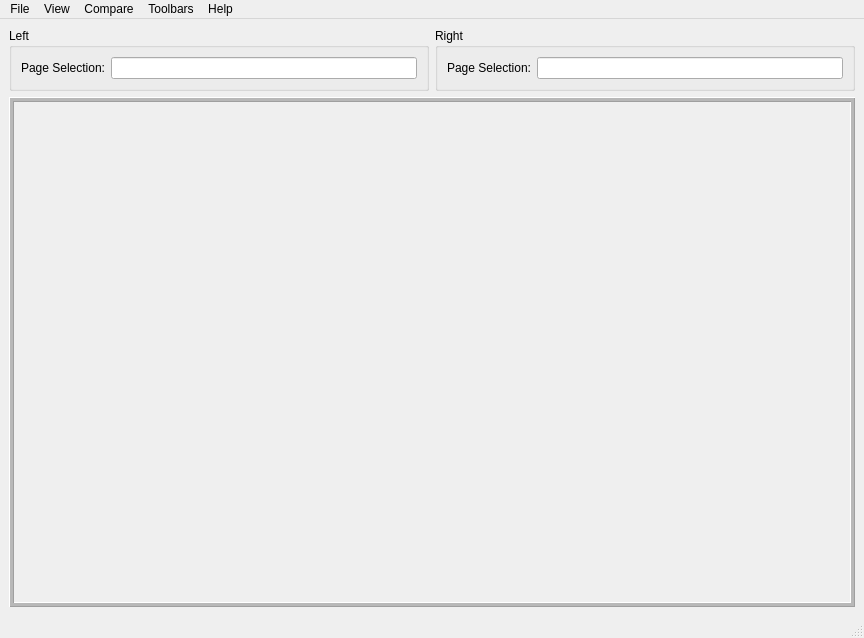
Before: the Qt Designer form Pdf4QtDocDiff/mainwindow.ui in studio-berry/loop, drawn with Qt 5.
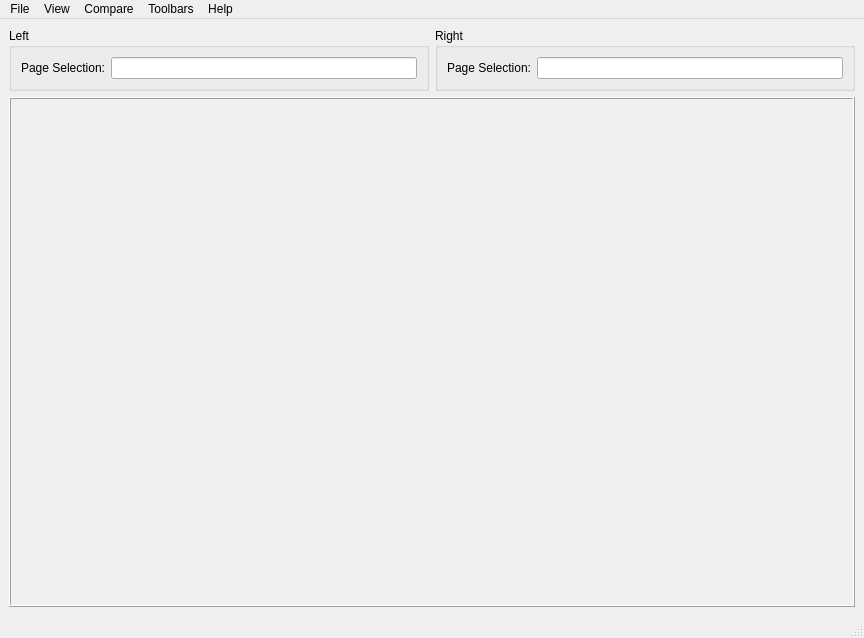
After: the same form once the commit is applied. Icons and pictures are not drawn.

Diff of the .ui file:
```diff
--- a/Pdf4QtDocDiff/mainwindow.ui
+++ b/Pdf4QtDocDiff/mainwindow.ui
@@ -61,9 +61,6 @@
       <property name="frameShadow">
        <enum>QFrame::Raised</enum>
       </property>
-      <property name="midLineWidth">
-       <number>3</number>
-      </property>
      </widget>
     </item>
    </layout>
```
Left out of the diff: 2 changed lines with no effect on the pictures.
